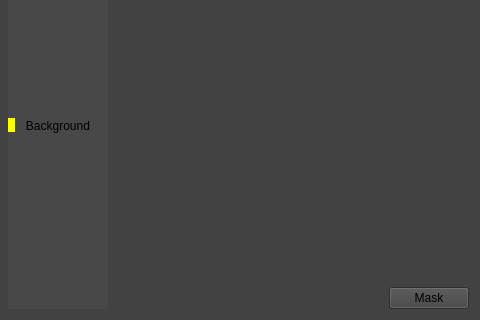
This is mainwindow.ui in JuliaEidelwein/CamouflageImages as Qt 5 draws it before an edit; both pictures show x 303 to 783 and y 117 to 437 of the 783 by 437 pixel window. The edited form follows.
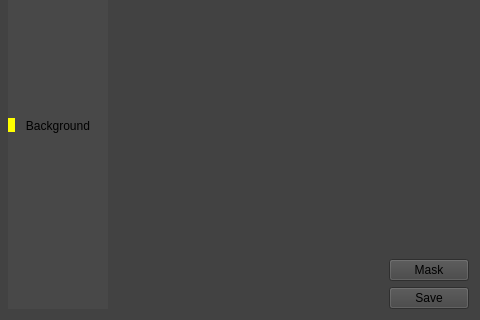
This is the edited form.

```diff
--- a/mainwindow.ui
+++ b/mainwindow.ui
@@ -237,6 +237,13 @@
             </property>
            </widget>
           </item>
+          <item>
+           <widget class="QPushButton" name="pushButton_7">
+            <property name="text">
+             <string>Save</string>
+            </property>
+           </widget>
+          </item>
          </layout>
         </item>
        </layout>
```
